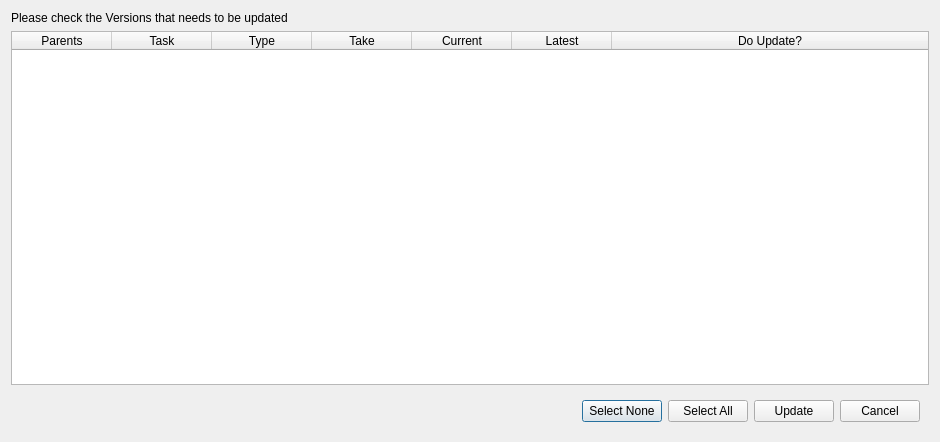
eoyilmaz/anima, file anima/pipeline/ui/ui_files/version_updater.ui: the form before one commit.
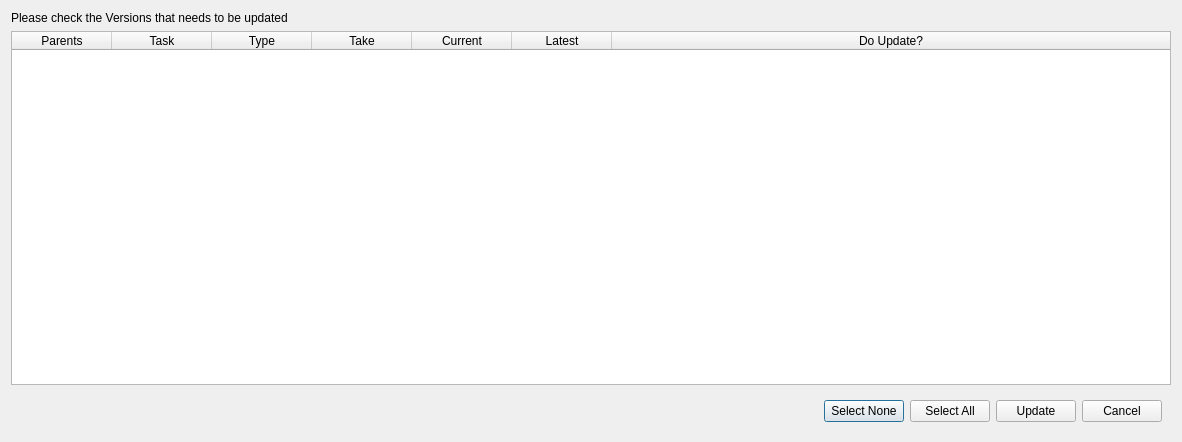
The form after the commit.

Patch:
```diff
--- a/anima/pipeline/ui/ui_files/version_updater.ui
+++ b/anima/pipeline/ui/ui_files/version_updater.ui
@@ -9,7 +9,7 @@
    <rect>
     <x>0</x>
     <y>0</y>
-    <width>940</width>
+    <width>1182</width>
     <height>442</height>
    </rect>
   </property>
```
